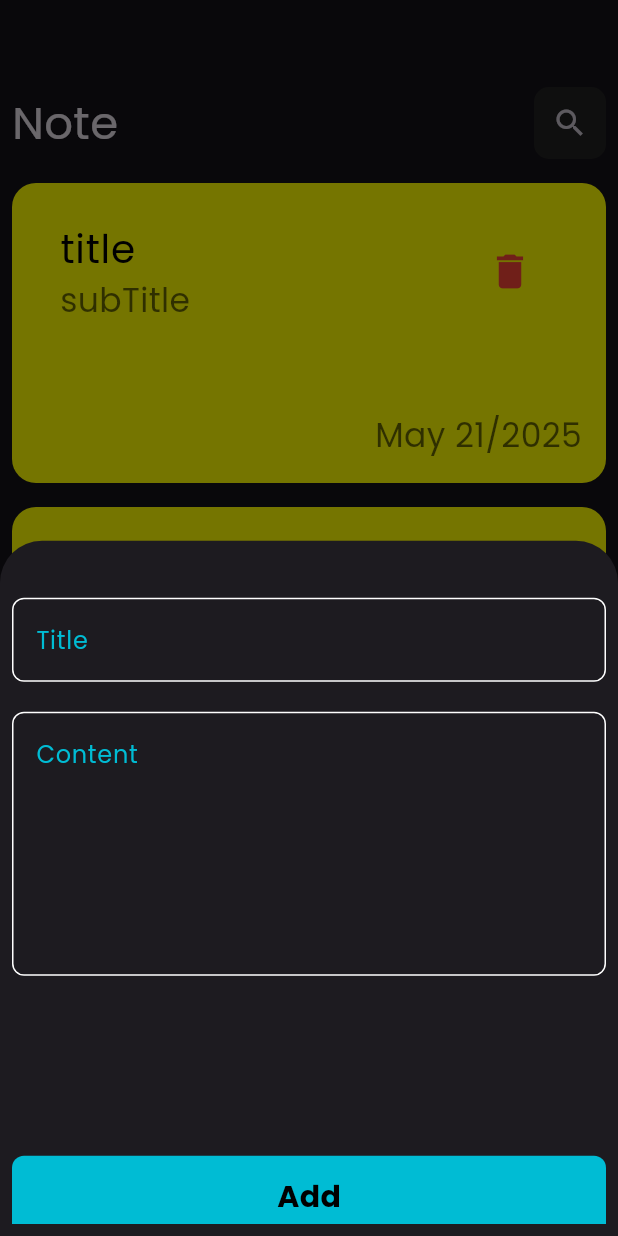
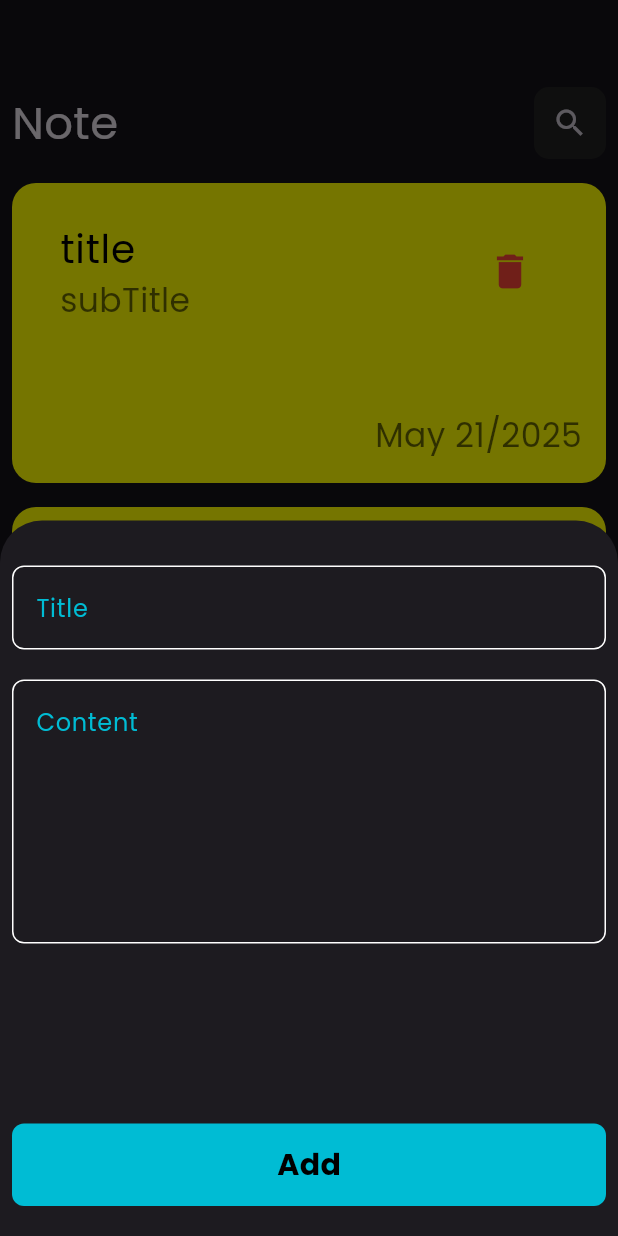
Before and after one commit to AbdelrahmanSiam/note_app, a Flutter app: the screen it shows after launch, after a tap on the "add" icon, on a phone screen of 412 x 824 dp. Run offline on Flutter 3.47's test engine with Material 3 defaults, Android fonts, the phone set to English and light mode, and no system bars; our stand-ins replace bloc, flutter_bloc, hive, hive_flutter, modal_progress_hud_nsn; accounts and stored records are empty.

Commit message:
Solve keyboard problem

```diff
--- a/lib/views/notes_view.dart
+++ b/lib/views/notes_view.dart
@@ -13,6 +13,7 @@ class NotesView extends StatelessWidget {
       floatingActionButton: FloatingActionButton(
         onPressed: () {
           showModalBottomSheet(
+            isScrollControlled: true,
               context: context, builder: (context) => AddNoteButtomSheet());
         },
         backgroundColor: Colors.cyan,
--- a/lib/widgets/add_note_bottom_sheet.dart
+++ b/lib/widgets/add_note_bottom_sheet.dart
@@ -12,7 +12,7 @@ class AddNoteButtomSheet extends StatelessWidget {
     return BlocProvider(
       create: (context) => AddNoteCubit(),
       child: Padding(
-          padding: const EdgeInsets.all(8.0),
+          padding: EdgeInsets.only(right: 8.0, left:8.0,bottom:MediaQuery.of(context).viewInsets.bottom),
           child: BlocConsumer<AddNoteCubit, AddNoteState>(
                   listener: (context, state) {
           // Will use all states
```
